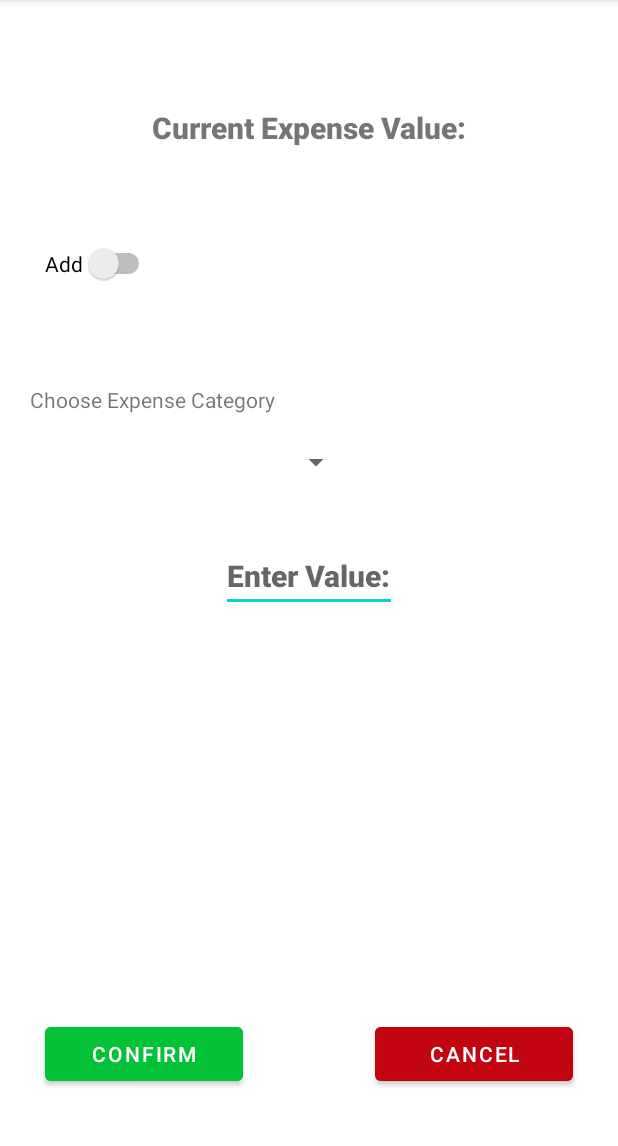
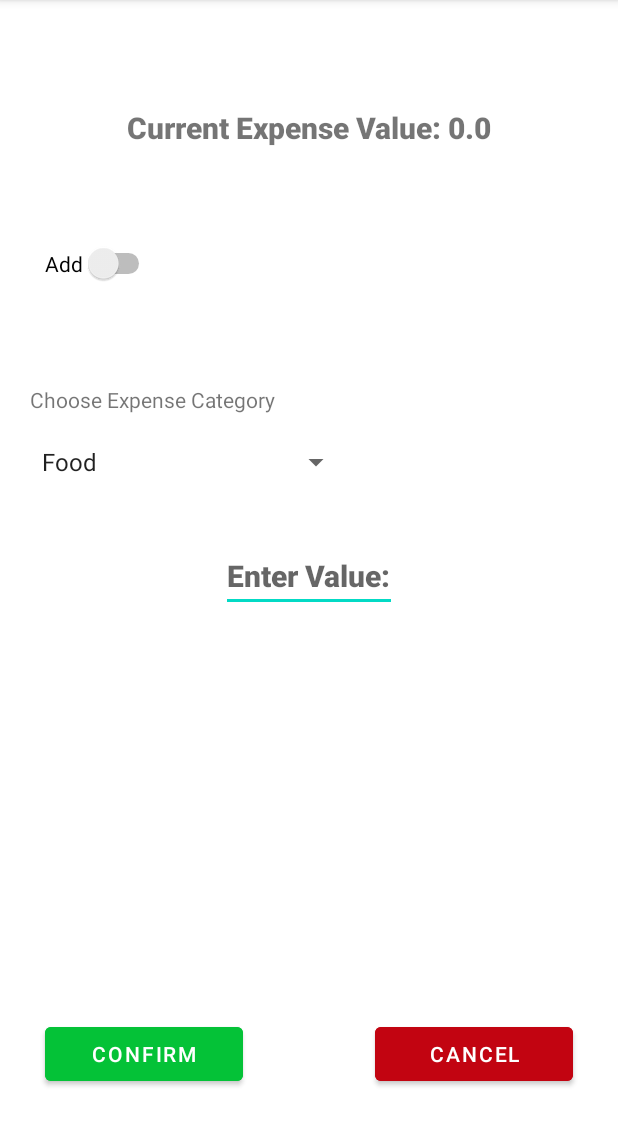
Before and after one commit to Jagveer-Sangha/CP470-Project, an Android app: the MonthlyBudget screen opened directly, with no data from a screen before it, after a tap on "CHANGE EXPENSE", on a phone screen of 412 x 824 dp, the part 84-1230 px from its top. Run offline under Robolectric (Android 15) with nearby library versions, the phone set to English and light mode, and no system bars; libraries missing offline, so code that uses them is left out: com.github.mikephil.charting; 28 statements that could not run were skipped.

Commit message:
Cleaned up budget and expense pages

```diff
--- a/app/src/main/java/com/example/project/ExpenseActivity.java
+++ b/app/src/main/java/com/example/project/ExpenseActivity.java
@@ -7,10 +7,14 @@ import android.content.Intent;
 import android.os.Bundle;
 import android.text.InputFilter;
 import android.util.Log;
+import android.view.View;
+import android.widget.AdapterView;
+import android.widget.ArrayAdapter;
 import android.widget.Button;
 import android.widget.EditText;
 import android.widget.Spinner;
 import android.widget.Switch;
+import android.widget.TextView;
 import android.widget.Toast;
 
 public class ExpenseActivity extends AppCompatActivity {
@@ -20,8 +24,12 @@ public class ExpenseActivity extends AppCompatActivity {
     Button expenseConfirm;
     Button expenseCancel;
     Switch expenseSwitch;
+    TextView expenseTextView;
     EditText expenseEditText;
     Spinner expenseSpinner;
+    String currentCategory;
+
+    String text;
 
     @Override
     protected void onCreate(Bundle savedInstanceState) {
@@ -32,25 +40,74 @@ public class ExpenseActivity extends AppCompatActivity {
         expenseSwitch = findViewById(R.id.expense_switch);
         expenseEditText = findViewById(R.id.expense_edittext1);
         expenseSpinner = findViewById(R.id.expense_spinner);
+        expenseTextView = findViewById(R.id.expense_textView2);
+        //Limit values to 9 digits before decimal and 2 digits after decimal
+        expenseEditText.setFilters(new InputFilter[] {new MonthlyBudget.DecimalDigitsInputFilter(9,2)});
+
+
+        //Display current value
+        float[] CurrentValues = (float[]) getIntent().getSerializableExtra("Current");
+        text = expenseTextView.getText().toString() + " " + Float.toString(CurrentValues[0]);
+        expenseTextView.setText(text);
 
         //Holds values of the expense
         float[] expenseParameters = {0,0,0};
 
+        ArrayAdapter<CharSequence> adapter = ArrayAdapter.createFromResource(this, R.array.categories, android.R.layout.simple_spinner_item);
+        adapter.setDropDownViewResource(android.R.layout.simple_spinner_dropdown_item);
+        expenseSpinner.setAdapter(adapter);
+        currentCategory = expenseSpinner.getSelectedItem().toString();
+
+        expenseSpinner.setOnItemSelectedListener(new AdapterView.OnItemSelectedListener() {
+            @Override
+            public void onItemSelected(AdapterView<?> adapterView, View view, int i, long l) {
+                if(!currentCategory.equals(expenseSpinner.getSelectedItem().toString())){
+                    //Update current value
+                    text = getString(R.string.current_expense_text) + " " + Float.toString(CurrentValues[expenseSpinner.getSelectedItemPosition()]);
+                    expenseTextView.setText(text);
+                }
+            }
+
+            @Override
+            public void onNothingSelected(AdapterView<?> adapterView) {
+
+            }
+        });
+
         //Expense Confirm button
         expenseConfirm.setOnClickListener(view -> {
             //No value in edittext field
-            if(expenseEditText.getText().toString().equals("")){
+            if(expenseEditText.getText().toString().equals("") ||  Float.parseFloat(expenseEditText.getText().toString()) == 0){
                 Toast.makeText(getBaseContext(), R.string.toast_empty , Toast.LENGTH_SHORT ).show();
             }
             //Value in edittext field
             else{
-                    expenseEditText.setFilters(new InputFilter[] {new MonthlyBudget.DecimalDigitsInputFilter(9,2)});
-                    Log.i(ACTIVITY_NAME, "Expense Confirm Button Clicked");
-                    Intent resultIntent = new Intent(  );
-                    resultIntent.putExtra("Values", "Here is my response");
-                    setResult(Activity.RESULT_OK, resultIntent);
-                    Toast.makeText(getBaseContext(), R.string.toast_confirm , Toast.LENGTH_SHORT ).show();
-                    finish();
+                //Check which state switch is in
+                Boolean switchState = expenseSwitch.isChecked();
+                //1 for true, meaning ADD
+                if(switchState){
+                    expenseParameters[0] = 1;
+                }
+                //0 for false, meaning SUBTRACT
+                else{
+                    expenseParameters[0] = 0;
+                }
+                if(switchState || (switchState == false && Float.parseFloat(expenseEditText.getText().toString()) < CurrentValues[expenseSpinner.getSelectedItemPosition()])){
+                    //Grab expense value
+                    expenseParameters[1] = Float.parseFloat(expenseEditText.getText().toString());
+
+                    //Check which category is selected
+                    expenseParameters[2] = expenseSpinner.getSelectedItemPosition();
+                        Log.i(ACTIVITY_NAME, "Expense Confirm Button Clicked");
+                        Intent resultIntent = new Intent(  );
+                        resultIntent.putExtra("Values", expenseParameters);
+                        setResult(Activity.RESULT_OK, resultIntent);
+                        Toast.makeText(getBaseContext(), R.string.toast_confirm , Toast.LENGTH_SHORT ).show();
+                        finish();
+                }
+                else{
+                    Toast.makeText(getBaseContext(), R.string.toast_subtract, Toast.LENGTH_SHORT ).show();
+                }
             }
         });
 
--- a/app/src/main/java/com/example/project/MonthlyBudget.java
+++ b/app/src/main/java/com/example/project/MonthlyBudget.java
@@ -53,8 +53,10 @@ public class MonthlyBudget extends AppCompatActivity {
     public static String FOOD = "Food", EDUCATE = "Education", ENTERTAIN = "Entertainment", HOUSE = "Housing", MEDS = "Medical", UTIL = "Utilities", ETC = "Other", AVAILABLE = "Remaining"; //Various Expense (subject to change)
     public static String[] CATEGORIES = {FOOD, EDUCATE, ENTERTAIN, HOUSE, MEDS, UTIL, ETC, AVAILABLE};//Available holds budget
     private float[] UpdatedPercents = {0,0,0,0,0,0,0,0};
-    private float[] CurrentValues = {0,0,0,0,0,0,0,0};
+    public float[] CurrentValues = {0,0,0,0,0,0,0,0};
     private float OverUnderBudget = 0;
+    ArrayList<float[]> BudgetAddedParameters;
+    ArrayList<float[]> ExpenseAddedParameters;
 
     @Override
     protected void onCreate(Bundle savedInstanceState) {
@@ -123,15 +125,19 @@ public class MonthlyBudget extends AppCompatActivity {
         //If click budget button bring up budget
         budgetButton.setOnClickListener(view -> {
             Intent intent = new Intent(MonthlyBudget.this, BudgetActivity.class);
+            intent.putExtra("Current", CurrentValues);
             startActivity(intent);
             Log.i(ACTIVITY_NAME, "Budget Button Clicked");
+            BudgetAddedParameters = ( ArrayList<float[]>) getIntent().getSerializableExtra("Values");
         });
 
         //If click expense button bring up expense
         expenseButton.setOnClickListener(view -> {
             Intent intent = new Intent(MonthlyBudget.this, ExpenseActivity.class);
+            intent.putExtra("Current", CurrentValues);
             startActivity(intent);
             Log.i(ACTIVITY_NAME, "Expense Button Clicked");
+            ExpenseAddedParameters = ( ArrayList<float[]>) getIntent().getSerializableExtra("Values");
         });
 
 
@@ -170,6 +176,10 @@ public class MonthlyBudget extends AppCompatActivity {
         }
 
     }
+
+    //New budget data added
+
+    //New expense data added
 
     //Class to limit decimal places in edittext
     public static class DecimalDigitsInputFilter implements InputFilter {
--- a/app/src/main/res/layout/activity_add_budget.xml
+++ b/app/src/main/res/layout/activity_add_budget.xml
@@ -46,10 +46,10 @@
         android:layout_above="@+id/budget_edittext1"
         android:layout_alignParentStart="true"
         android:layout_alignParentEnd="true"
-        android:textAlignment="center"
         android:layout_marginBottom="251dp"
         android:fontFamily="sans-serif-black"
         android:text="@string/current_budget_text"
+        android:textAlignment="center"
         android:textSize="20dp" />
 
     <Switch
--- a/app/src/main/res/layout/activity_add_expense.xml
+++ b/app/src/main/res/layout/activity_add_expense.xml
@@ -69,10 +69,10 @@
         android:layout_above="@+id/expense_edittext1"
         android:layout_alignParentStart="true"
         android:layout_alignParentEnd="true"
-        android:textAlignment="center"
         android:layout_marginBottom="261dp"
         android:fontFamily="sans-serif-black"
         android:text="@string/current_expense_text"
+        android:textAlignment="center"
         android:textSize="20dp" />
 
     <Switch
--- a/app/src/main/res/values/strings.xml
+++ b/app/src/main/res/values/strings.xml
@@ -27,6 +27,7 @@
     <string name="toast_confirm">Change Confirmed.</string>
     <string name="toast_cancel">Change Cancelled.</string>
     <string name="toast_empty">No Value Entered.</string>
+    <string name="toast_subtract">Subtraction Exceeds.</string>
 
     <!-- Goals Page Strings -->
     <string name="goals_button_string">Goals</string>
@@ -43,4 +44,15 @@
     <!-- Main Page Strings   -->
     <string name="Title">Budgit</string>
 
+    <!-- String Array -->
+    <string-array name="categories">
+        <item>Food</item>
+        <item>Education</item>
+        <item>Entertainment</item>
+        <item>Housing</item>
+        <item>Medical</item>
+        <item>Utilities</item>
+        <item>Etc</item>
+    </string-array>
+
 </resources>
```
Also changed, not shown: app/src/main/java/com/example/project/BudgetActivity.java (+30 -3 lines), 1 other file.
